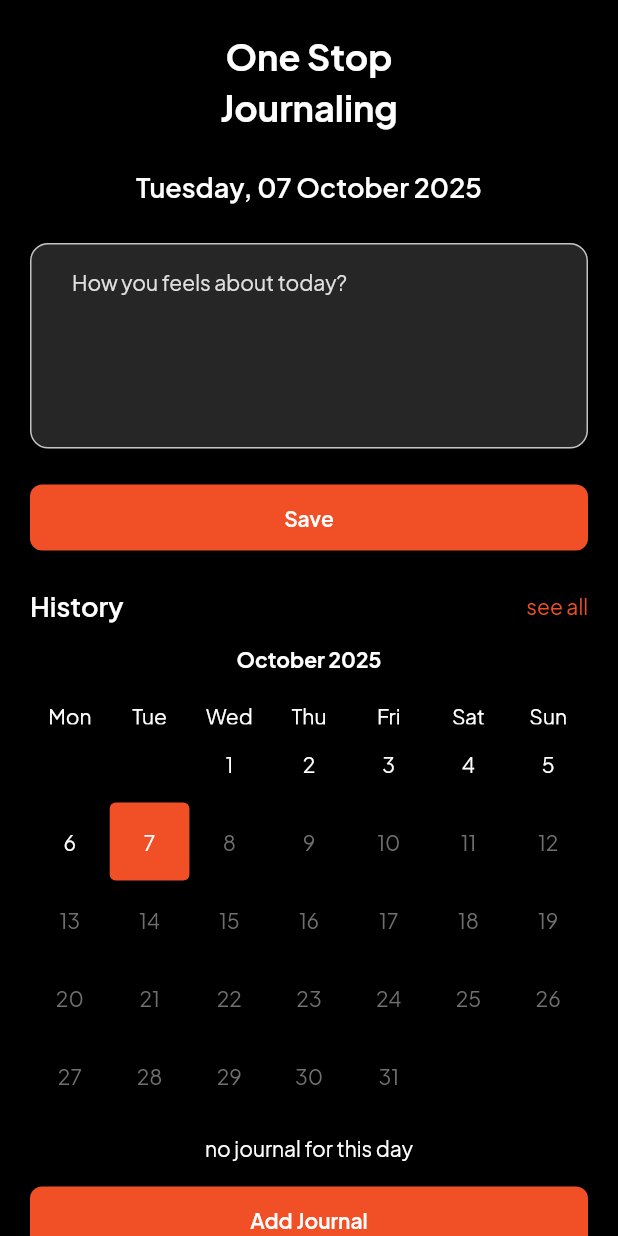
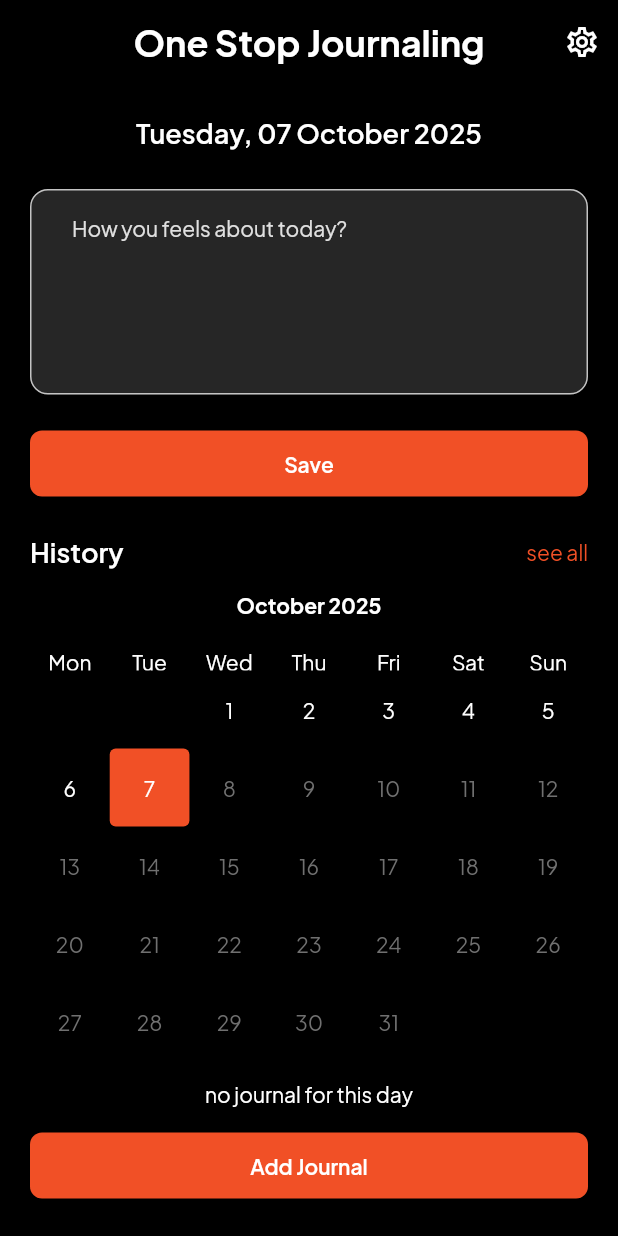
Before and after one commit to adikamuh/one-stop-journaling, a Flutter app: the screen it shows after launch, on a phone screen of 412 x 824 dp. Run offline on Flutter 3.47's test engine with Material 3 defaults, Android fonts, the light colour scheme and no system bars; drawn by our look-alikes of loader_overlay, table_calendar; our stand-ins replace bloc, equatable, flutter_bloc, get_it, google_fonts, isar and 2 more; missing offline and left inert: snacky; accounts and stored records are empty; generated files the repository leaves out were written again.

Commit message:
feat: Update app icons and settings dialog
- Added new launcher icons for various screen densities (hdpi, mdpi, xhdpi, xxhdpi, xxxhdpi) and an app icon.
- Created a new `flutter_launcher_icons.yaml` configuration for managing app icons.
- Updated the iOS project settings to reflect the new bundle identifier.
- Modified the `Contents.json` for the app icon set to include new icon sizes.
- Implemented a `SettingsDialog` to display app information and links to privacy policy and donation options.
- Integrated `url_launcher` for external links in the settings dialog.
- Updated dependencies in `pubspec.yaml` to include `flutter_launcher_icons`, `package_info_plus`, and `url_launcher`.

```diff
--- a/lib/features/home/presentations/home_screen.dart
+++ b/lib/features/home/presentations/home_screen.dart
@@ -8,6 +8,7 @@ import 'package:one_stop_journaling/core/shared/themes/themes.dart';
 import 'package:one_stop_journaling/features/home/presentations/blocs/home_screen_cubit.dart';
 import 'package:one_stop_journaling/features/home/presentations/components/add_journal_dialog.dart';
 import 'package:one_stop_journaling/features/home/presentations/components/app_calendar_widget.dart';
+import 'package:one_stop_journaling/features/home/presentations/components/settings_dialog.dart';
 import 'package:one_stop_journaling/features/home/presentations/components/yesterday_journal_widget.dart';
 import 'package:one_stop_journaling/features/journal/domain/entities/journal.dart';
 import 'package:one_stop_journaling/features/journal/domain/usecases/add_journal_usecase.dart';
@@ -66,22 +67,37 @@ class _HomeScreenState extends State<HomeScreen> {
       builder: (context, state) {
         return Scaffold(
           backgroundColor: appColors.background,
+          appBar: AppBar(
+            title: Text(
+              'One Stop Journaling',
+              style: appFonts.titleSmall.bold.ts,
+            ),
+            centerTitle: true,
+            backgroundColor: appColors.background,
+            elevation: 0,
+            actions: [
+              IconButton(
+                onPressed: () {
+                  showDialog(
+                    context: context,
+                    builder: (context) => const SettingsDialog(),
+                  );
+                },
+                icon: Icon(Icons.settings_outlined, color: appColors.white),
+              ),
+            ],
+          ),
           body: SingleChildScrollView(
             child: Padding(
-              padding: EdgeInsets.only(
+              padding: const EdgeInsets.only(
                 bottom: 20,
                 right: 20,
                 left: 20,
-                top: MediaQuery.of(context).padding.top + 20,
+                top: 20,
               ),
               child: Column(
                 spacing: 24,
                 children: [
-                  Text(
-                    'One Stop\nJournaling',
-                    style: appFonts.titleSmall.bold.ts,
-                    textAlign: TextAlign.center,
-                  ),
                   Text(
                     DateHelper.formatDateTime(DateTime.now()),
                     style: appFonts.subtitle.semibold.ts,
```
Also changed, not shown: flutter_launcher_icons.yaml (added, +19 -0 lines), lib/features/home/presentations/components/settings_dialog.dart (added, +90 -0 lines), pubspec.yaml (+6 -2 lines), assets/app-icon.jpg (added), pubspec.lock, 37 other files.
